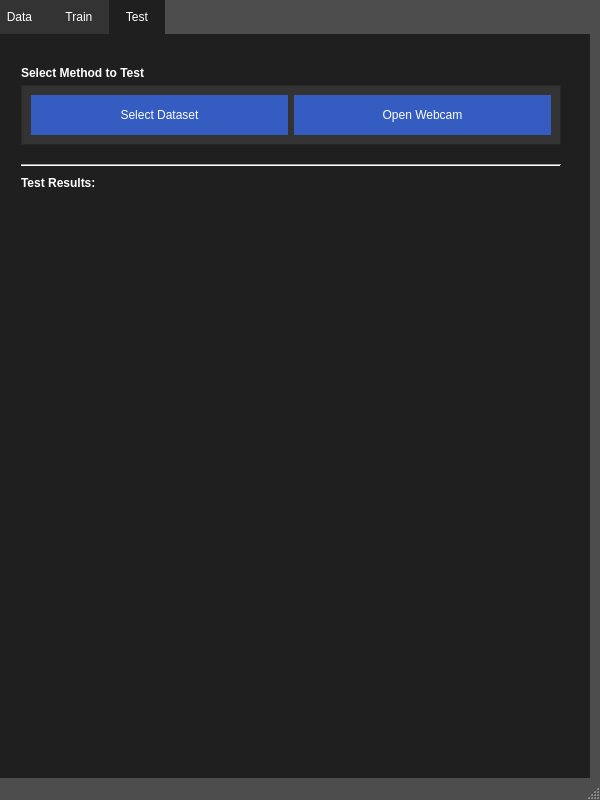
This is ASL_Trainer.ui in json0130/SIGN-launage-understanding-project as Qt 5 draws it before an edit. The edited form follows.
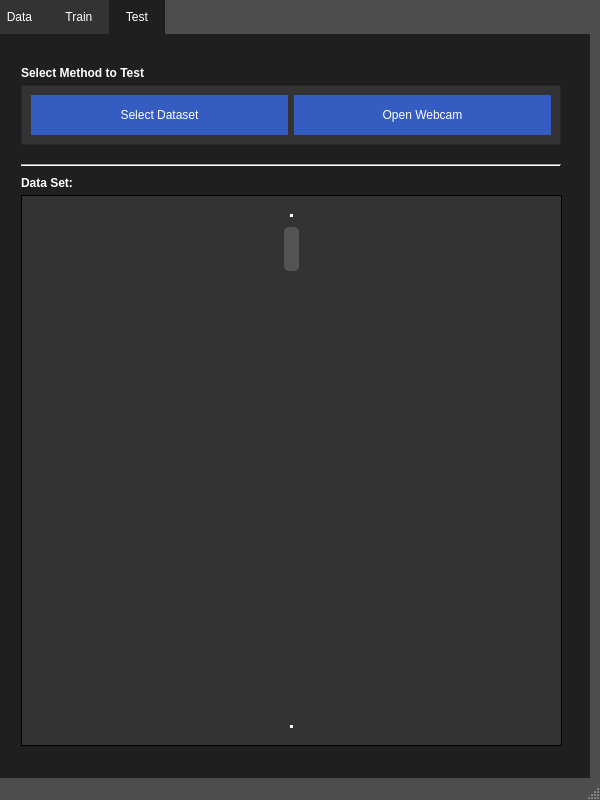
This is the edited form. The open tabs and pages were chosen to show the change.

Commit message: Converted new file to python and implemented features

Patch:
```diff
--- a/ASL_Trainer.ui
+++ b/ASL_Trainer.ui
@@ -1131,22 +1131,6 @@
      <attribute name="title">
       <string>  Test  </string>
      </attribute>
-     <widget class="QWidget" name="result_widget" native="true">
-      <property name="geometry">
-       <rect>
-        <x>30</x>
-        <y>160</y>
-        <width>540</width>
-        <height>551</height>
-       </rect>
-      </property>
-      <property name="minimumSize">
-       <size>
-        <width>540</width>
-        <height>0</height>
-       </size>
-      </property>
-     </widget>
      <widget class="QFrame" name="test_button_frame">
       <property name="geometry">
        <rect>
@@ -1644,26 +1628,6 @@
        </item>
       </layout>
      </widget>
-     <widget class="QLabel" name="test_result_title">
-      <property name="geometry">
-       <rect>
-        <x>30</x>
-        <y>140</y>
-        <width>91</width>
-        <height>16</height>
-       </rect>
-      </property>
-      <property name="styleSheet">
-       <string notr="true">QLabel {
-    color: white;
-	font-weight: bold;
-}
-</string>
-      </property>
-      <property name="text">
-       <string>Test Results:</string>
-      </property>
-     </widget>
      <widget class="Line" name="test_line">
       <property name="geometry">
        <rect>
@@ -1703,6 +1667,102 @@
        <string>Select Method to Test</string>
       </property>
      </widget>
+     <widget class="QFrame" name="frame_4">
+      <property name="geometry">
+       <rect>
+        <x>30</x>
+        <y>160</y>
+        <width>541</width>
+        <height>551</height>
+       </rect>
+      </property>
+      <property name="minimumSize">
+       <size>
+        <width>540</width>
+        <height>0</height>
+       </size>
+      </property>
+      <property name="styleSheet">
+       <string notr="true">QFrame {
+    background-color: #333333;
+}</string>
+      </property>
+      <property name="frameShape">
+       <enum>QFrame::Box</enum>
+      </property>
+      <property name="frameShadow">
+       <enum>QFrame::Plain</enum>
+      </property>
+      <layout class="QHBoxLayout" name="horizontalLayout_4">
+       <item>
+        <layout class="QGridLayout" name="gridLayout"/>
+       </item>
+       <item>
+        <widget class="QScrollBar" name="data_scroll_2">
+         <property name="styleSheet">
+          <string notr="true">QScrollBar:vertical {
+    background: #333333;
+    width: 15px;
+    margin: 22px 0 22px 0;
+}
+
+QScrollBar::handle:vertical {
+    background: #545454; 
+    min-height: 20px;
+    border-radius: 5px;
+}
+
+QScrollBar::add-line:vertical {
+    background: #333333;
+    height: 20px;
+    subcontrol-position: bottom;
+    subcontrol-origin: margin;
+}
+
+QScrollBar::sub-line:vertical {
+    background: #333333;
+    height: 20px;
+    subcontrol-position: top;
+    subcontrol-origin: margin;
+}
+
+QScrollBar::up-arrow:vertical, QScrollBar::down-arrow:vertical {
+    width: 3px;
+    height: 3px;
+    background: white;
+}
+
+QScrollBar::add-page:vertical, QScrollBar::sub-page:vertical {
+    background: none;
+}</string>
+         </property>
+         <property name="orientation">
+          <enum>Qt::Vertical</enum>
+         </property>
+        </widget>
+       </item>
+      </layout>
+     </widget>
+     <widget class="QLabel" name="data_image_title_2">
+      <property name="geometry">
+       <rect>
+        <x>30</x>
+        <y>140</y>
+        <width>91</width>
+        <height>16</height>
+       </rect>
+      </property>
+      <property name="styleSheet">
+       <string notr="true">QLabel {
+    color: white;
+	font-weight: bold;
+}
+</string>
+      </property>
+      <property name="text">
+       <string>Data Set:</string>
+      </property>
+     </widget>
     </widget>
    </widget>
   </widget>
```
Left out of the diff: 6 changed lines with no effect on the pictures. The commit also changes 1 other file.
